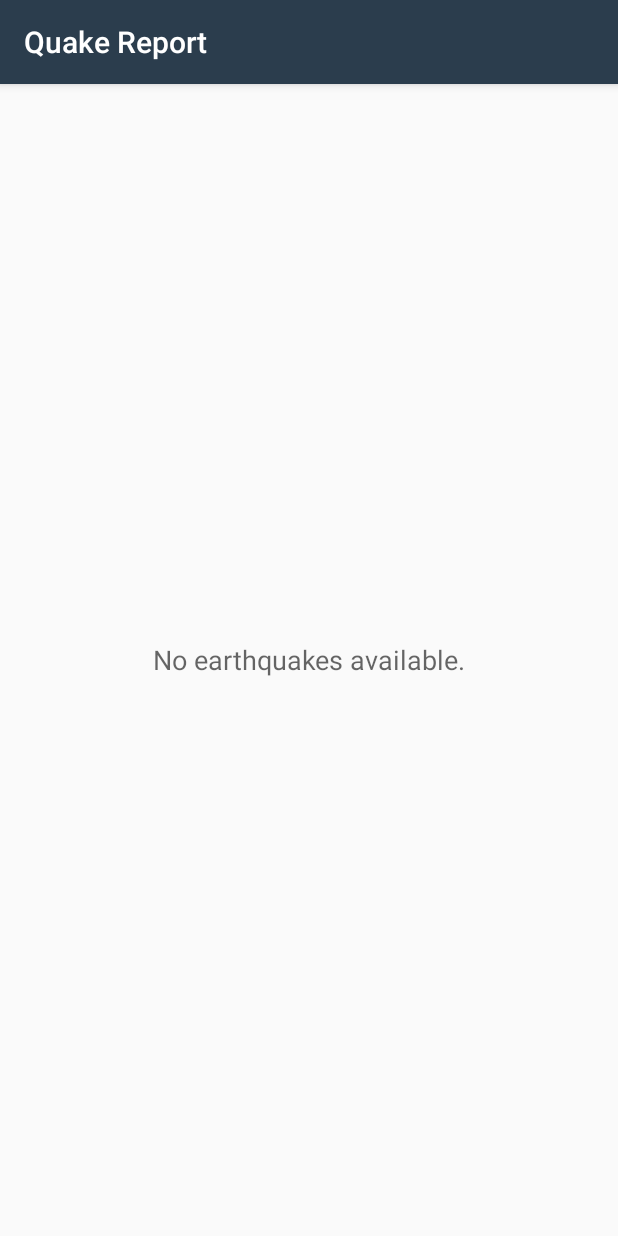
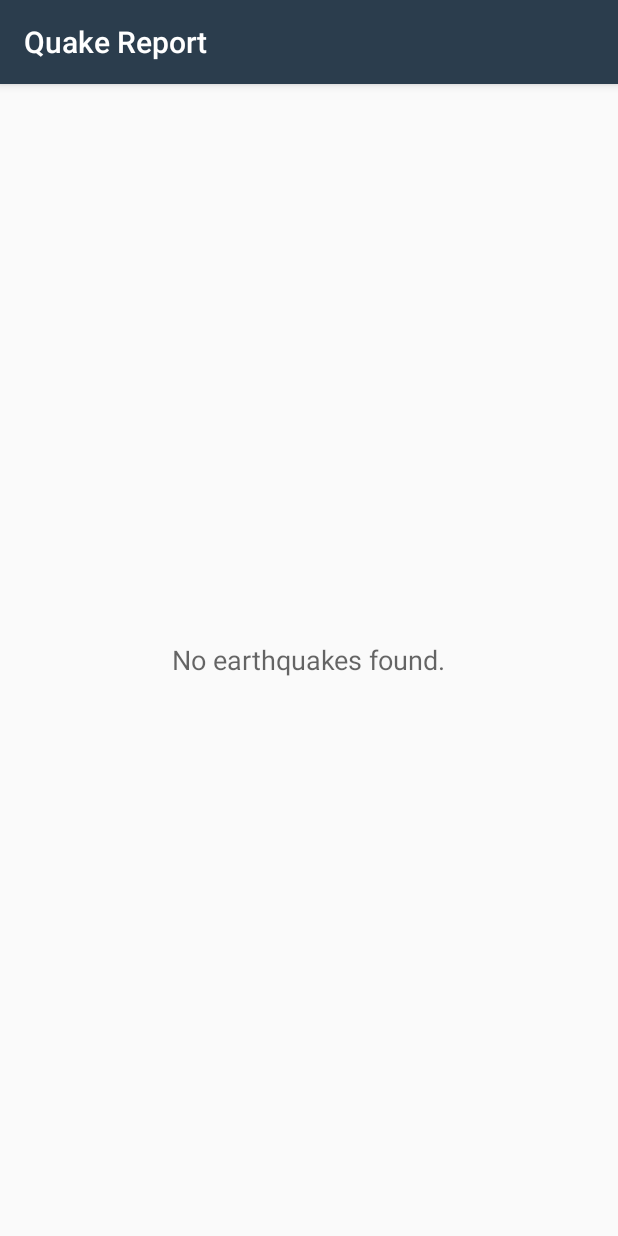
Before and after one commit to harshitm98/App-QuakeReport-starting-point, an Android app: the screen it shows after launch (EarthquakeActivity), on a phone screen of 412 x 824 dp. Run offline under Robolectric (Android 15) with nearby library versions, the phone set to English and light mode, and no system bars.

Commit message:
Added emptyView text in onLoadFinished

```diff
--- a/app/src/main/java/com/example/android/quakereport/EarthquakeActivity.java
+++ b/app/src/main/java/com/example/android/quakereport/EarthquakeActivity.java
@@ -31,6 +31,8 @@ import android.widget.TextView;
 import java.util.ArrayList;
 
 public class EarthquakeActivity extends AppCompatActivity implements LoaderManager.LoaderCallbacks<ArrayList<EarthquakeDetails>> {
+
+    private TextView mEmptyView;
 
     /**
      * Constant value for the earthquake loader ID. We can choose any integer.
@@ -82,9 +84,8 @@ public class EarthquakeActivity extends AppCompatActivity implements LoaderManag
         // so the list can be populated in the user interface
         earthquakeListView.setAdapter(mAdapter);
 
-        TextView emptyView = (TextView)findViewById(R.id.empty_view);
-        emptyView.setText("No earthquakes available.");
-        earthquakeListView.setEmptyView(emptyView);
+        mEmptyView = (TextView)findViewById(R.id.empty_view);
+        earthquakeListView.setEmptyView(mEmptyView);
 
     }
 
@@ -104,6 +105,10 @@ public class EarthquakeActivity extends AppCompatActivity implements LoaderManag
         if (earthquakes != null && !earthquakes.isEmpty()) {
             mAdapter.addAll(earthquakes);
         }
+
+        // Set empty state text to display "No earthquakes found."
+        mEmptyView.setText("No earthquakes found.");
+
     }
 
     @Override
```
